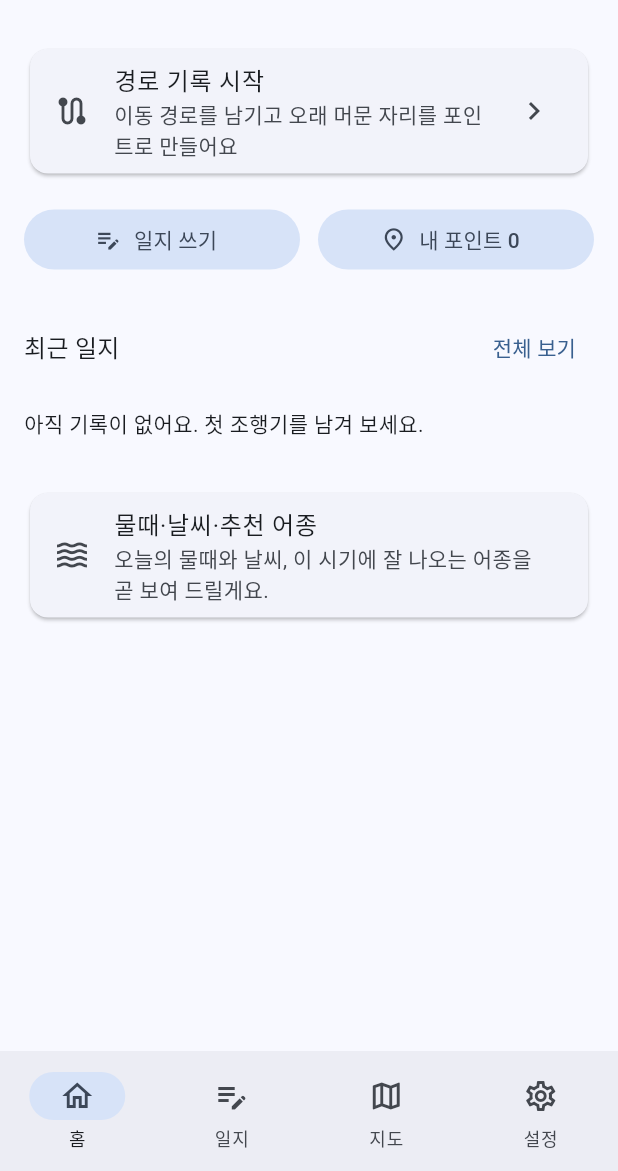
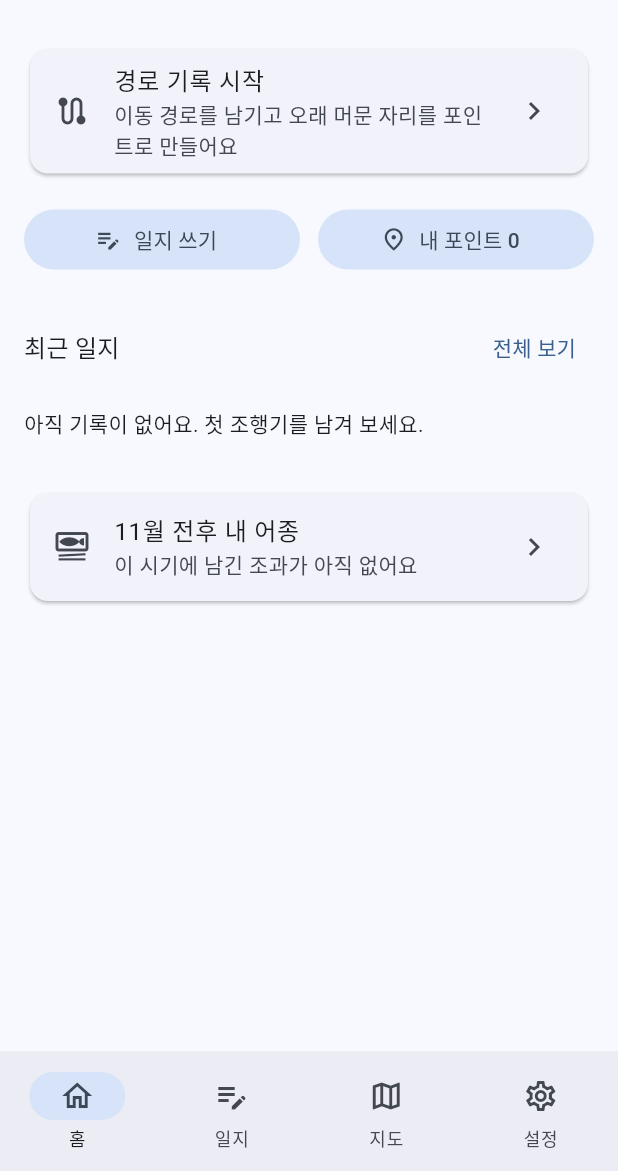
Before and after one commit to onappkr/bada_sanai, a Flutter app: the HomeScreen screen opened by its route, on a phone screen of 412 x 824 dp, the part 65-1236 px from its top. Run offline on Flutter 3.47's test engine with Material 3 defaults, Android fonts, the phone set to English and light mode, and no system bars; our stand-ins replace drift, drift_flutter, file_picker, flutter_riverpod, geolocator, go_router and 4 more; accounts and stored records are empty; generated files the repository leaves out were written again.

Commit message:
이 시기 내 어종: 내 일지 기반 어종 통계(S13)와 홈 요약 카드
Co-Authored-By: Claude Sonnet 5.5 <noreply@anthropic.com>

```diff
--- a/lib/app/app_router.dart
+++ b/lib/app/app_router.dart
@@ -13,6 +13,7 @@ import '../features/tracking/presentation/tracking_screen.dart';
 import '../features/settings/presentation/onboarding_screen.dart';
 import '../features/settings/presentation/settings_screen.dart';
 import '../features/share/presentation/share_sheet_screen.dart';
+import '../features/species/presentation/species_screen.dart';
 import '../features/share/presentation/shared_point_screen.dart';
 import '../features/point/presentation/point_detail_screen.dart';
 import '../features/point/presentation/point_form_screen.dart';
@@ -158,7 +159,7 @@ GoRouter createRouter({
         GoRoute(
           path: Routes.species,
           parentNavigatorKey: _rootKey,
-          builder: (c, s) => _ph('S13', '어종 추천', '현재 해역·날짜 기준 어종 순위'),
+          builder: (c, s) => const SpeciesScreen(),
         ),
         GoRoute(
           path: Routes.forecast,
--- a/lib/features/home/presentation/home_screen.dart
+++ b/lib/features/home/presentation/home_screen.dart
@@ -7,7 +7,9 @@ import '../../catch_log/application/catch_log_providers.dart';
 import '../../catch_log/domain/catch_log_models.dart';
 import '../../catch_log/presentation/date_format.dart';
 import '../../point/application/point_providers.dart';
+import '../../species/application/species_providers.dart';
 import '../../species/domain/species_catalog.dart';
+import '../../species/domain/species_stats.dart';
 import '../../tracking/application/tracking_providers.dart';
 import '../../tracking/domain/track_recorder.dart';
 
@@ -84,13 +86,7 @@ class HomeScreen extends ConsumerWidget {
                 : Column(children: [for (final l in items) _LogTile(log: l)]),
           ),
           const SizedBox(height: 16),
-          const Card(
-            child: ListTile(
-              leading: Icon(Icons.waves),
-              title: Text('물때·날씨·추천 어종'),
-              subtitle: Text('오늘의 물때와 날씨, 이 시기에 잘 나오는 어종을 곧 보여 드릴게요.'),
-            ),
-          ),
+          _SeasonCard(top: ref.watch(speciesRankingProvider).value),
         ],
       ),
     );
@@ -165,3 +161,26 @@ class _LogTile extends StatelessWidget {
     );
   }
 }
+
+/// 이 시기에 내가 잡은 어종 상위 3종 요약. 누르면 S13으로 간다.
+class _SeasonCard extends StatelessWidget {
+  const _SeasonCard({required this.top});
+
+  final List<SpeciesStat>? top;
+
+  @override
+  Widget build(BuildContext context) {
+    final names = top?.take(3).map((e) => speciesLabel(e.speciesCode)).toList() ?? const [];
+    return Card(
+      child: ListTile(
+        leading: const Icon(Icons.set_meal_outlined),
+        title: Text('${DateTime.now().month}월 전후 내 어종'),
+        subtitle: Text(names.isEmpty
+            ? '이 시기에 남긴 조과가 아직 없어요'
+            : names.join(' · ')),
+        trailing: const Icon(Icons.chevron_right),
+        onTap: () => context.push(Routes.species),
+      ),
+    );
+  }
+}
--- /dev/null
+++ b/lib/features/species/application/species_providers.dart
@@ -0,0 +1,12 @@
+import 'package:flutter_riverpod/flutter_riverpod.dart';
+
+import '../../catch_log/application/catch_log_providers.dart';
+import '../domain/species_stats.dart';
+
+/// 이 시기(지금 달 앞뒤 1달)에 내가 잡은 어종 순위. 일지가 바뀌면 다시 계산한다.
+final speciesRankingProvider = StreamProvider.autoDispose<List<SpeciesStat>>((ref) {
+  return ref
+      .watch(catchLogRepositoryProvider)
+      .watchAll()
+      .map((logs) => speciesRanking(logs, now: DateTime.now()));
+});
```
Also changed, not shown: lib/features/species/domain/species_stats.dart (added, +76 -0 lines), lib/features/species/presentation/species_screen.dart (added, +67 -0 lines), 1 other file.
